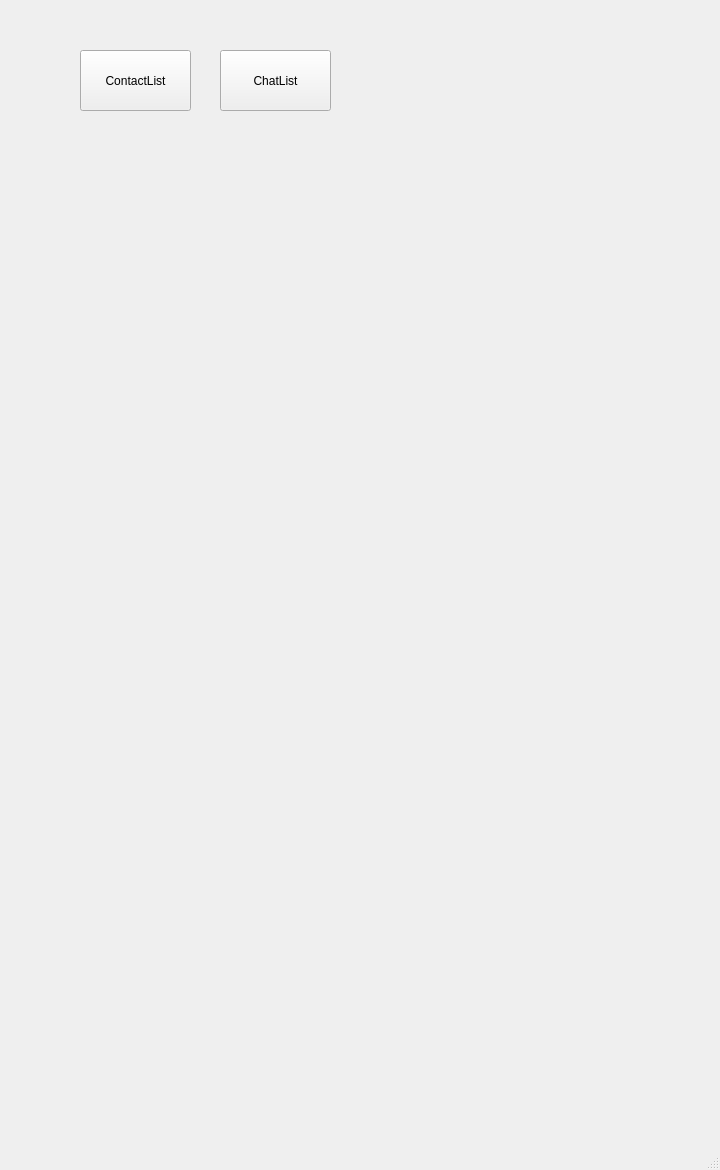
First picture: the form in source/ui/window_main.ui, repository kiyuniii/Messenger, before the edit.
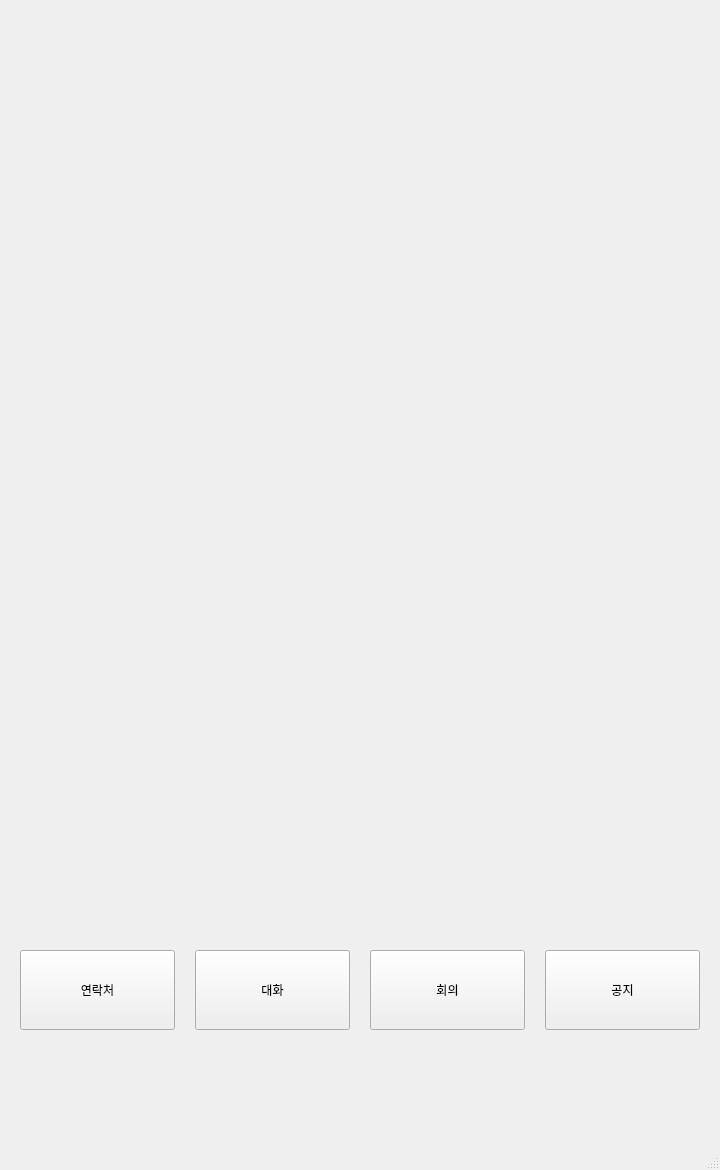
Second picture: the form after the edit.

```diff
--- a/source/ui/window_main.ui
+++ b/source/ui/window_main.ui
@@ -20,27 +20,53 @@
    <widget class="QPushButton" name="button_ContactList">
     <property name="geometry">
      <rect>
-      <x>80</x>
-      <y>50</y>
-      <width>111</width>
-      <height>61</height>
+      <x>20</x>
+      <y>950</y>
+      <width>155</width>
+      <height>80</height>
      </rect>
     </property>
     <property name="text">
-     <string>ContactList</string>
+     <string>연락처</string>
     </property>
    </widget>
    <widget class="QPushButton" name="button_ChatList">
     <property name="geometry">
      <rect>
-      <x>220</x>
-      <y>50</y>
-      <width>111</width>
-      <height>61</height>
+      <x>195</x>
+      <y>950</y>
+      <width>155</width>
+      <height>80</height>
      </rect>
     </property>
     <property name="text">
-     <string>ChatList</string>
+     <string>대화</string>
+    </property>
+   </widget>
+   <widget class="QPushButton" name="button_groupChatList">
+    <property name="geometry">
+     <rect>
+      <x>370</x>
+      <y>950</y>
+      <width>155</width>
+      <height>80</height>
+     </rect>
+    </property>
+    <property name="text">
+     <string>회의</string>
+    </property>
+   </widget>
+   <widget class="QPushButton" name="button_notice">
+    <property name="geometry">
+     <rect>
+      <x>545</x>
+      <y>950</y>
+      <width>155</width>
+      <height>80</height>
+     </rect>
+    </property>
+    <property name="text">
+     <string>공지</string>
     </property>
    </widget>
   </widget>
```
Left out of the diff: 4 changed lines with no effect on the pictures.
